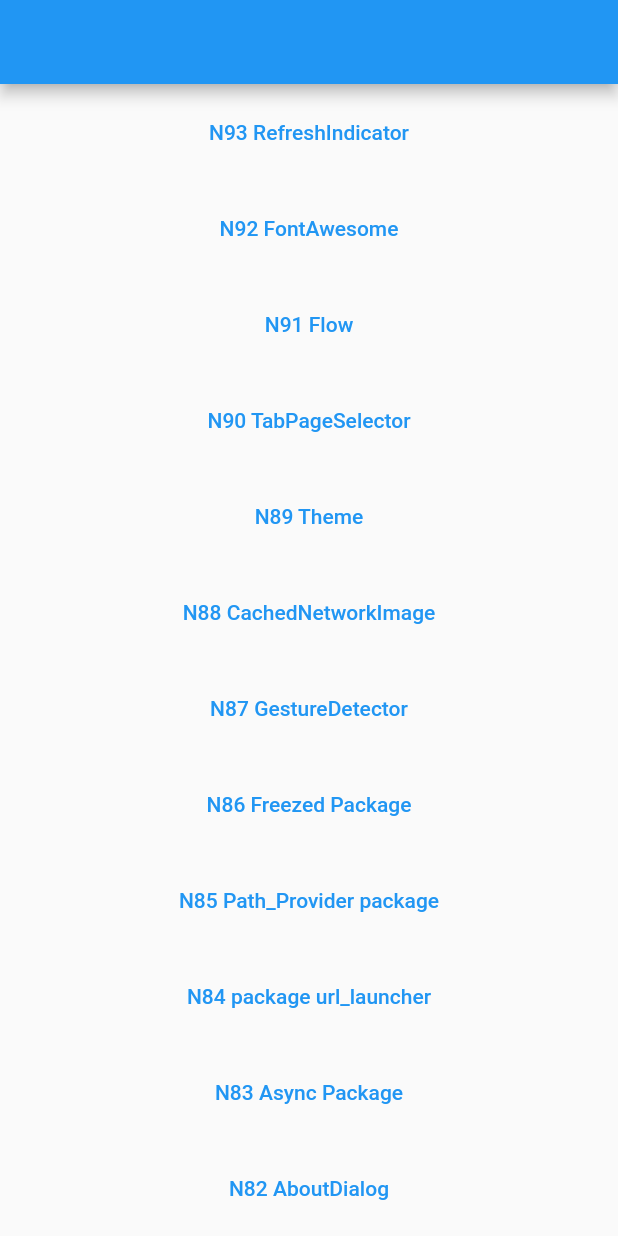
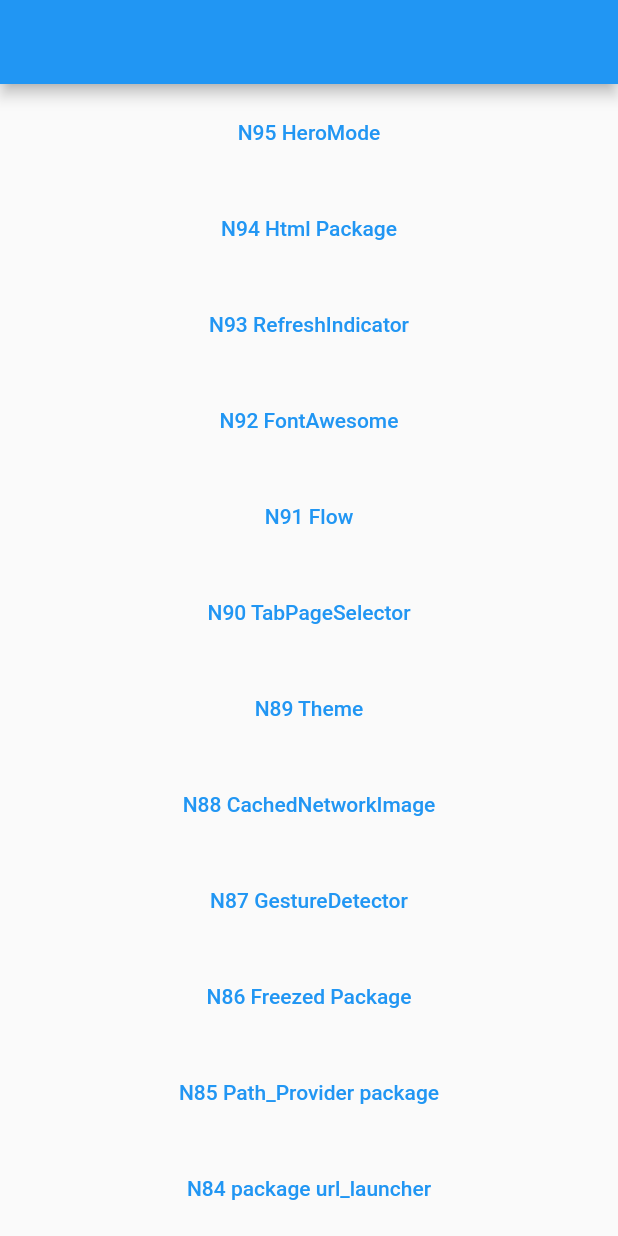
Before and after one commit to ychsue/my_flutter_test, a Flutter app: the screen it shows after launch, on a phone screen of 412 x 824 dp. Run offline on Flutter 3.47's test engine with Material 2 defaults, Android fonts, the phone set to English and light mode, and no system bars; our stand-ins replace bloc, cached_network_image, flutter_bloc, flutter_blurhash, flutter_colorpicker, font_awesome_flutter and 4 more; missing offline and left inert: resizable_widget; Roboto replaces fonts that are missing (Georgia).

Commit message:
`package:html` 與 `HeroMode`

```diff
--- a/lib/src/route/app_pages.dart
+++ b/lib/src/route/app_pages.dart
@@ -73,6 +73,8 @@ import 'package:test2/src/route/main_screens/n90_tab_page_selector.dart';
 import 'package:test2/src/route/main_screens/n91_flow.dart';
 import 'package:test2/src/route/main_screens/n92_font_awesome.dart';
 import 'package:test2/src/route/main_screens/n93_refresh_indicator.dart';
+import 'package:test2/src/route/main_screens/n94_html_pkg.dart';
+import 'package:test2/src/route/main_screens/n95/n95_hero_mode.dart';
 import 'package:test2/src/route/main_screens/sliver_screen.dart';
 import 'package:test2/src/route/main_screens/unknown_screen.dart';
 import 'package:test2/src/route/main_screens/welcome_screen.dart';
@@ -166,10 +168,20 @@ enum Routes {
   n91_flow,
   n92_font_awesome,
   n93_refresh_indicator,
+  n94_html_pkg,
+  n95_hero_mode,
 }
 
 abstract class AppPages {
   static final pages = [
+    GetPage(
+      name: Routes.n95_hero_mode.toLocation,
+      page: () => N95HeroModeScreen(),
+    ),
+    GetPage(
+      name: Routes.n94_html_pkg.toLocation,
+      page: () => N94HTMLPackage(),
+    ),
     GetPage(
       name: Routes.n93_refresh_indicator.toLocation,
       page: () => N93RefreshIndicatorScreen(),
--- a/lib/src/route/main_screens/get_home_screen.dart
+++ b/lib/src/route/main_screens/get_home_screen.dart
@@ -14,6 +14,18 @@ class GetHomeScreen extends StatelessWidget {
           child: Container(
         child: ListView(
           children: [
+            Container(
+              margin: EdgeInsets.all(8.0),
+              child: TextButton(
+                  onPressed: () => Get.toNamed(Routes.n95_hero_mode.toLocation),
+                  child: Text("N95 HeroMode")),
+            ),
+            Container(
+              margin: EdgeInsets.all(8.0),
+              child: TextButton(
+                  onPressed: () => Get.toNamed(Routes.n94_html_pkg.toLocation),
+                  child: Text("N94 Html Package")),
+            ),
             Container(
               margin: EdgeInsets.all(8.0),
               child: TextButton(
--- a/pubspec.yaml
+++ b/pubspec.yaml
@@ -42,6 +42,7 @@ dependencies:
   google_fonts: ^2.1.1
   font_awesome_flutter: ^9.2.0
   flutter_colorpicker: ^1.0.3
+  html: ^0.15.0
 
 dev_dependencies:
   flutter_test:
```
Also changed, not shown: lib/src/route/main_screens/n94_html_pkg.dart (added, +44 -0 lines), lib/src/route/main_screens/n95/hero_page.dart (added, +31 -0 lines), lib/src/route/main_screens/n95/hero_tmps.dart (added, +19 -0 lines), lib/src/route/main_screens/n95/n95_hero_mode.dart (added, +47 -0 lines), pubspec.lock, 1 other file.
